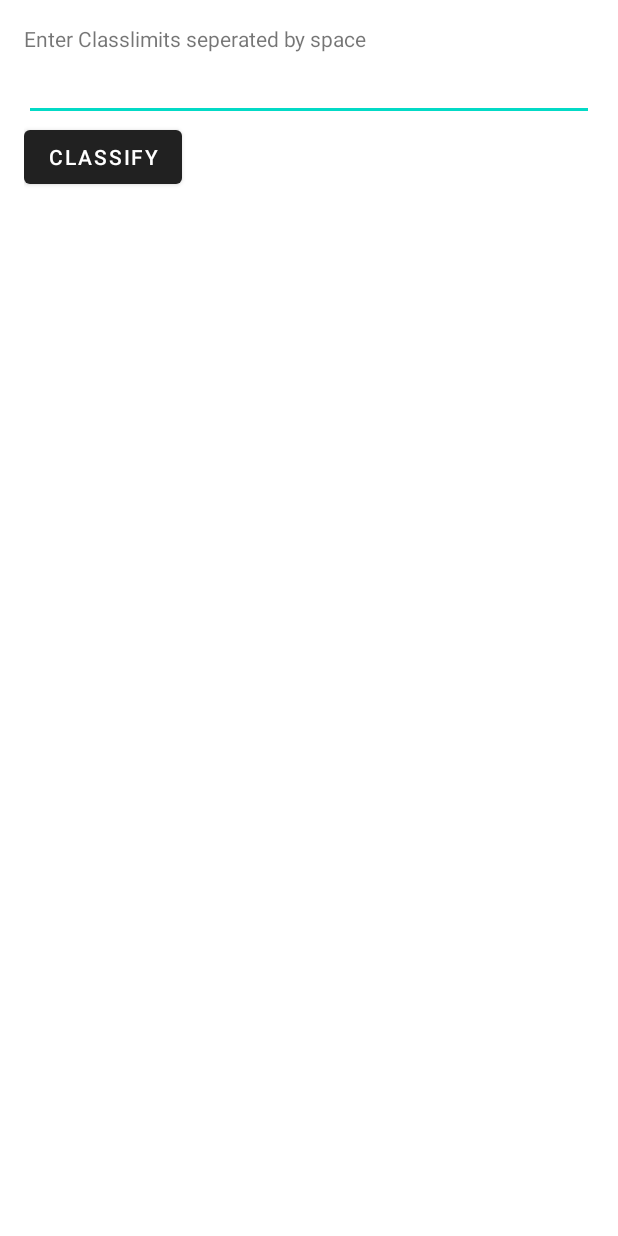
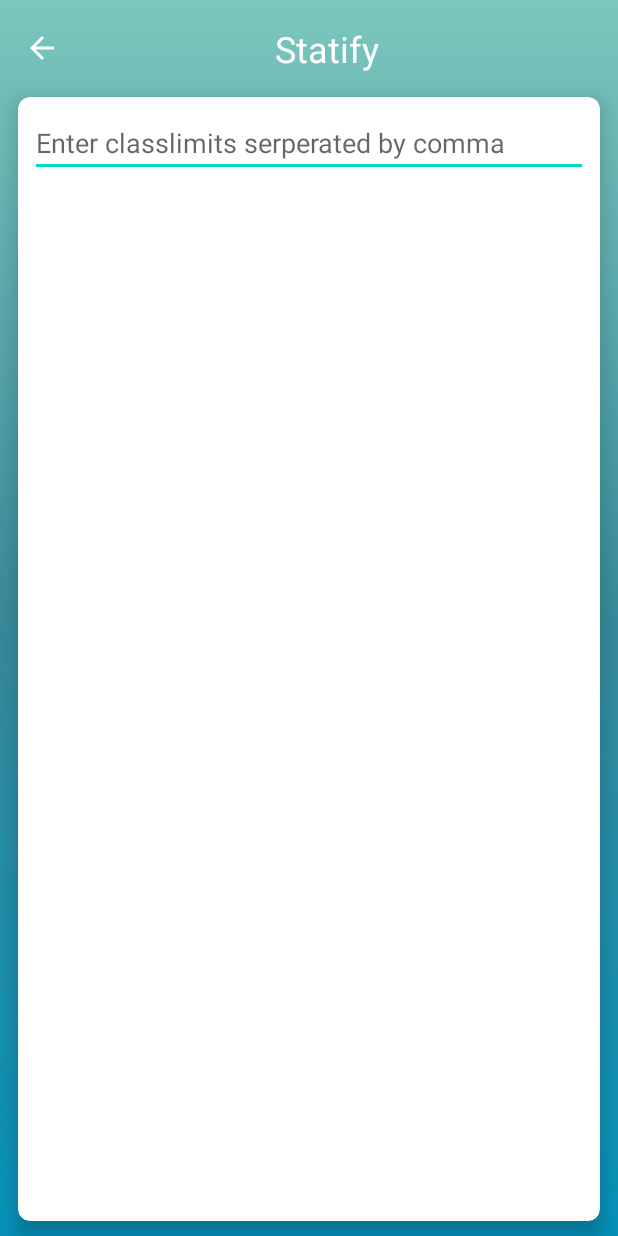
Before and after one commit to Rey-sa/Statify, an Android app: the layout classification_layout.xml on its own in the app's theme, with its tools: preview values and no code run, on a phone screen of 412 x 824 dp. Run offline under Robolectric (Android 15) with nearby library versions, the phone set to English and light mode, and no system bars.

Commit message:
Implemented more Classification functions

```diff
--- a/app/src/main/res/layout/classification_layout.xml
+++ b/app/src/main/res/layout/classification_layout.xml
@@ -1,27 +1,68 @@
 <?xml version="1.0" encoding="utf-8"?>
 <LinearLayout
         xmlns:android="http://schemas.android.com/apk/res/android"
+        xmlns:app="http://schemas.android.com/apk/res-auto"
         android:layout_width="match_parent"
         android:layout_height="match_parent"
         android:orientation="vertical"
-        android:padding="16dp">
+        android:background="@drawable/background_gradient">
 
-    <TextView
-            android:id="@+id/idClassLimit"
-            android:layout_width="wrap_content"
-            android:layout_height="wrap_content"
-            android:text="@string/enter_classlimits_seperated_by_space"/>
+    <!-- Headerbar -->
 
-    <EditText
-            android:id="@+id/idClassLimitInput"
+    <LinearLayout
+            android:id="@+id/idHeaderBar"
             android:layout_width="match_parent"
             android:layout_height="wrap_content"
-            android:inputType="numberDecimal"
-            android:digits="0123456789,. "/>
+            android:orientation="horizontal"
+            android:padding="16dp"
+            android:gravity="center_vertical">
 
-    <Button
-            android:id="@+id/idClassifyButton"
-            android:layout_width="wrap_content"
-            android:layout_height="wrap_content"
-            android:text="@string/classify"/>
+        <ImageButton
+                android:id="@+id/idBtnBack"
+                android:layout_width="wrap_content"
+                android:layout_height="wrap_content"
+                android:src="@drawable/ic_back_arrow"
+                android:background="?android:attr/selectableItemBackground"
+                android:onClick="onBackClick"
+                android:layout_gravity="center"
+        />
+
+        <TextView
+                android:id="@+id/idLogo"
+                android:textSize="24sp"
+                android:textColor="@color/white"
+                android:text="@string/app_name"
+                android:layout_width="0dp"
+                android:layout_height="wrap_content"
+                android:layout_weight="1"
+                android:layout_gravity="center_vertical"
+                android:gravity="center"
+        />
+
+    </LinearLayout>
+
+        <!-- CardView -->
+
+        <androidx.cardview.widget.CardView
+                android:layout_marginStart="12dp"
+                android:layout_marginEnd="12dp"
+                android:layout_marginBottom="10dp"
+                android:layout_marginHorizontal="10dp"
+                app:cardCornerRadius="8dp"
+                app:cardElevation="8dp"
+                android:layout_width="match_parent"
+                android:layout_height="0dp"
+                android:layout_weight="0.8">
+
+            <EditText
+                    android:id="@+id/idClassLimitInput"
+                    android:layout_width="match_parent"
+                    android:layout_height="wrap_content"
+                    android:inputType="numberDecimal"
+                    android:digits="0123456789,. "
+                    android:hint="@string/enter_classlimits_serperated_by_comma"
+                    android:layout_margin="8dp"/>
+
+        </androidx.cardview.widget.CardView>
+
 </LinearLayout>
--- a/app/src/main/res/layout/frequencies_layout.xml
+++ b/app/src/main/res/layout/frequencies_layout.xml
@@ -46,7 +46,7 @@
             android:layout_marginEnd="12dp"
             android:layout_marginBottom="10dp"
             android:layout_marginHorizontal="10dp"
-
+            app:cardElevation="8dp"
             app:cardCornerRadius="8dp"
             android:layout_width="match_parent"
             android:layout_height="0dp"
--- a/app/src/main/res/layout/main_layout.xml
+++ b/app/src/main/res/layout/main_layout.xml
@@ -14,7 +14,6 @@
             android:layout_width="match_parent"
             android:layout_height="wrap_content"
             android:orientation="horizontal"
-            android:layout_alignParentTop="true"
             android:padding="16dp"
             android:gravity="center_vertical">
 
@@ -114,9 +113,4 @@
 
     </androidx.cardview.widget.CardView>
 
-    <!-- <com.google.android.material.bottomnavigation.BottomNavigationView
-                android:layout_width="match_parent"
-                android:layout_height="0dp"
-                android:layout_weight="0.1"/> -->
-
 </LinearLayout>
--- a/app/src/main/res/values/strings.xml
+++ b/app/src/main/res/values/strings.xml
@@ -18,5 +18,6 @@
     <string name="new_dataset">New Dataset</string>
     <string name="classify">Classify</string>
     <string name="enter_classlimits_seperated_by_space">Enter Classlimits seperated by space</string>
+    <string name="enter_classlimits_serperated_by_comma">Enter classlimits serperated by comma</string>
 
 </resources>
```
Also changed, not shown: app/src/main/java/app/dev/statify/Activities/ClassificationActivity.java (+8 -55 lines), app/src/main/java/app/dev/statify/Handler/ClassifyInputHandler.java (added, +87 -0 lines).
